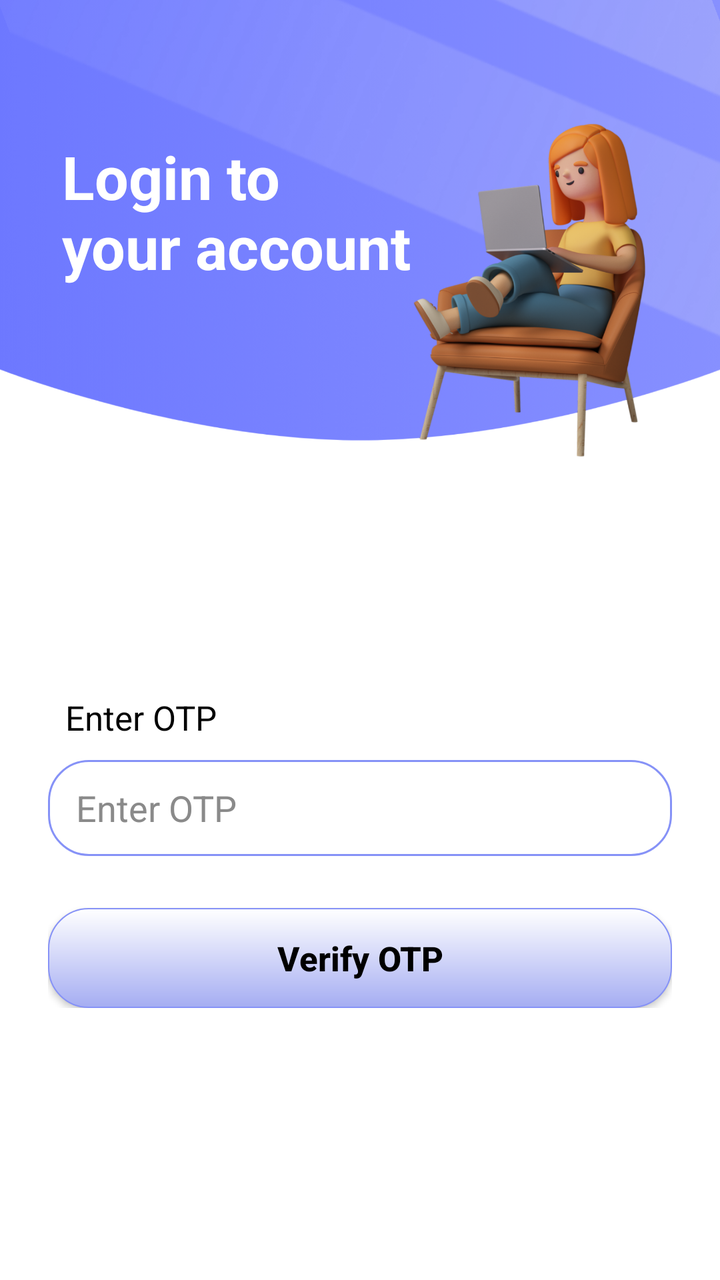
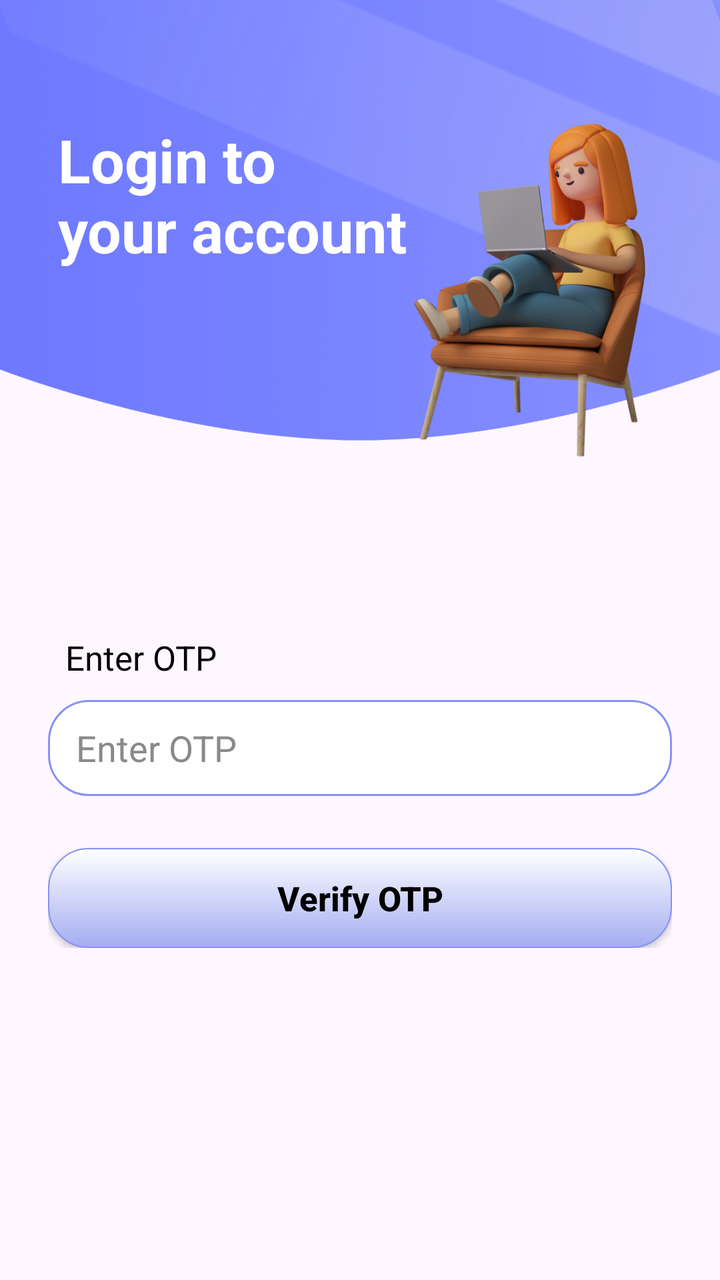

Screens rendered from an Android XML layout before and after an edit, with the pre-edit source and the edit as a unified diff.
<!-- AndroidManifest.xml: application theme Theme.TSTAR.Light -->
<!-- res/layout/tstar_login_with_mobile_part_two_activity.xml -->
<?xml version="1.0" encoding="utf-8"?>
<androidx.constraintlayout.widget.ConstraintLayout xmlns:android="http://schemas.android.com/apk/res/android"
    xmlns:app="http://schemas.android.com/apk/res-auto"
    android:layout_width="match_parent"
    android:layout_height="match_parent"
    xmlns:tools="http://schemas.android.com/tools"
    android:fitsSystemWindows="true"
    tools:context=".TSTAR_Login_With_Mobile_Part_Two"
    android:background="@color/white">

    <LinearLayout
        android:id="@+id/entry_page_ll_id1"
        android:layout_width="match_parent"
        android:layout_height="match_parent"
        android:orientation="vertical"
        android:background="@drawable/finalist_loginpage_bg">


        
        <TextView
            android:layout_width="wrap_content"
            android:layout_height="wrap_content"
            android:text="Login to\nyour account"
            android:textSize="30sp"
            android:textStyle="bold"
            android:textColor="@color/white"
            android:layout_marginTop="68dp"
            android:layout_marginLeft="31dp"/>



        <LinearLayout
            android:layout_width="match_parent"
            android:layout_height="wrap_content"
            android:orientation="vertical"
            android:padding="24dp"
            android:layout_marginTop="180dp">

            
            <TextView
                android:layout_width="wrap_content"
                android:layout_height="wrap_content"
                android:text="  Enter OTP"
                android:textColor="@color/black"
                android:textSize="17sp" />

            <EditText
                android:id="@+id/et_otp"
                android:layout_width="match_parent"
                android:layout_height="48dp"
                android:background="@drawable/s_edittext_border"
                android:paddingStart="14dp"
                android:hint="Enter OTP"
                android:textColor="@color/black"
                android:textColorHint="#8A8A8A"
                android:layout_marginTop="10dp"
                android:inputType="number"
                android:maxLength="6"/>




            
            <androidx.appcompat.widget.AppCompatButton
                android:id="@+id/btn_login_verify_otp"
                android:layout_width="match_parent"
                android:layout_height="50dp"
                android:text="Verify OTP"
                android:textAllCaps="false"
                android:textSize="17dp"
                android:textStyle="bold"
                android:textColor="@color/black"
                android:background="@drawable/s_btn_bg_shape"
                android:layout_marginTop="26dp"/>



        </LinearLayout>






    </LinearLayout>



</androidx.constraintlayout.widget.ConstraintLayout>
<!-- resources referenced by this layout -->
<resources>
  <color name="black">#FF000000</color>
  <color name="white">#FFFFFF</color>
  <!-- drawable finalist_loginpage_bg: png bitmap (drawable, 890426 bytes) -->
  <!-- drawable s_btn_bg_shape (drawable) -->
  <?xml version="1.0" encoding="utf-8"?>
  <shape
      xmlns:android="http://schemas.android.com/apk/res/android"
      android:shape="rectangle">
  
      <stroke
          android:width="0.8dp"
          android:color="@color/Lavender"/>
      <corners
          android:radius="20dp"/>
  
      <gradient
          android:startColor="#A5ADF2"
          android:endColor="@color/white"
          android:angle="90"/>
  
  
  
  
  </shape>
  <!-- drawable s_edittext_border (drawable) -->
  <?xml version="1.0" encoding="utf-8"?>
  <shape
      xmlns:android="http://schemas.android.com/apk/res/android"
      android:shape="rectangle">
  
      <stroke
          android:width="1.1dp"
          android:color="@color/Lavender"/>
      <corners
          android:radius="20dp"/>
  
      <solid
          android:color="@color/white"/>
  
  
  
  
  </shape>
  <style name="Theme.TSTAR.Light" parent="Theme.Material3.Light.NoActionBar">
          <item name="android:windowLightStatusBar">true</item>
          <item name="android:forceDarkAllowed">false</item>
  
  
          
          <item name="colorPrimary">@color/Lavender</item>
          <item name="colorPrimaryVariant">@color/Dark_Lavender</item>
          <item name="colorOnPrimary">@color/white</item>
  
          
          <item name="android:statusBarColor">@color/Dark_Lavender</item>
  
          
          <item name="android:windowLightStatusBar">false</item>
  
      </style>
  <color name="Lavender">#8692f7</color>
  <color name="Dark_Lavender">#707CD9</color>
</resources>

<!-- the commit's change to res/layout/tstar_login_with_mobile_part_two_activity.xml (unified diff, before → after) -->
@@ -1,42 +1,51 @@
 <?xml version="1.0" encoding="utf-8"?>
-<androidx.constraintlayout.widget.ConstraintLayout xmlns:android="http://schemas.android.com/apk/res/android"
+<ScrollView xmlns:android="http://schemas.android.com/apk/res/android"
     xmlns:app="http://schemas.android.com/apk/res-auto"
+    xmlns:tools="http://schemas.android.com/tools"
     android:layout_width="match_parent"
     android:layout_height="match_parent"
-    xmlns:tools="http://schemas.android.com/tools"
+    android:fillViewport="true"
     android:fitsSystemWindows="true"
-    tools:context=".TSTAR_Login_With_Mobile_Part_Two"
-    android:background="@color/white">
+    android:background="@drawable/finalist_loginpage_bg"
+    tools:context=".TSTAR_Login_With_Mobile_Part_Two">
 
-    <LinearLayout
-        android:id="@+id/entry_page_ll_id1"
+    
+    <androidx.constraintlayout.widget.ConstraintLayout
         android:layout_width="match_parent"
-        android:layout_height="match_parent"
-        android:orientation="vertical"
-        android:background="@drawable/finalist_loginpage_bg">
-
+        android:layout_height="wrap_content">
 
         
+
+        
+
         <TextView
+            android:id="@+id/tvTitle"
             android:layout_width="wrap_content"
             android:layout_height="wrap_content"
             android:text="Login to\nyour account"
+            android:textColor="@color/white"
             android:textSize="30sp"
             android:textStyle="bold"
-            android:textColor="@color/white"
-            android:layout_marginTop="68dp"
-            android:layout_marginLeft="31dp"/>
-
-
+            app:layout_constraintBottom_toTopOf="@+id/llOtpContainer"
+            app:layout_constraintEnd_toEndOf="parent"
+            app:layout_constraintHorizontal_bias="0.157"
+            app:layout_constraintStart_toStartOf="parent"
+            app:layout_constraintTop_toTopOf="parent"
+            app:layout_constraintVertical_bias="0.273" />
 
         <LinearLayout
-            android:layout_width="match_parent"
+            android:id="@+id/llOtpContainer"
+            android:layout_width="0dp"
             android:layout_height="wrap_content"
             android:orientation="vertical"
             android:padding="24dp"
-            android:layout_marginTop="180dp">
+            app:layout_constraintBottom_toBottomOf="parent"
+            app:layout_constraintEnd_toEndOf="parent"
+            app:layout_constraintHorizontal_bias="0.0"
+            app:layout_constraintStart_toStartOf="parent"
+            app:layout_constraintTop_toTopOf="parent"
+            app:layout_constraintVertical_bias="0.674">
 
-            
             <TextView
                 android:layout_width="wrap_content"
                 android:layout_height="wrap_content"
@@ -48,42 +57,29 @@
                 android:id="@+id/et_otp"
                 android:layout_width="match_parent"
                 android:layout_height="48dp"
+                android:layout_marginTop="10dp"
                 android:background="@drawable/s_edittext_border"
+                android:hint="Enter OTP"
+                android:inputType="number"
+                android:maxLength="6"
                 android:paddingStart="14dp"
-                android:hint="Enter OTP"
                 android:textColor="@color/black"
-                android:textColorHint="#8A8A8A"
-                android:layout_marginTop="10dp"
-                android:inputType="number"
-                android:maxLength="6"/>
+                android:textColorHint="#8A8A8A" />
 
-
-
-
-            
             <androidx.appcompat.widget.AppCompatButton
                 android:id="@+id/btn_login_verify_otp"
                 android:layout_width="match_parent"
                 android:layout_height="50dp"
+                android:layout_marginTop="26dp"
+                android:background="@drawable/s_btn_bg_shape"
                 android:text="Verify OTP"
                 android:textAllCaps="false"
+                android:textColor="@color/black"
                 android:textSize="17dp"
-                android:textStyle="bold"
-                android:textColor="@color/black"
-                android:background="@drawable/s_btn_bg_shape"
-                android:layout_marginTop="26dp"/>
-
-
+                android:textStyle="bold" />
 
         </LinearLayout>
 
+    </androidx.constraintlayout.widget.ConstraintLayout>
 
-
-
-
-
-    </LinearLayout>
-
-
-
-</androidx.constraintlayout.widget.ConstraintLayout>
+</ScrollView>
